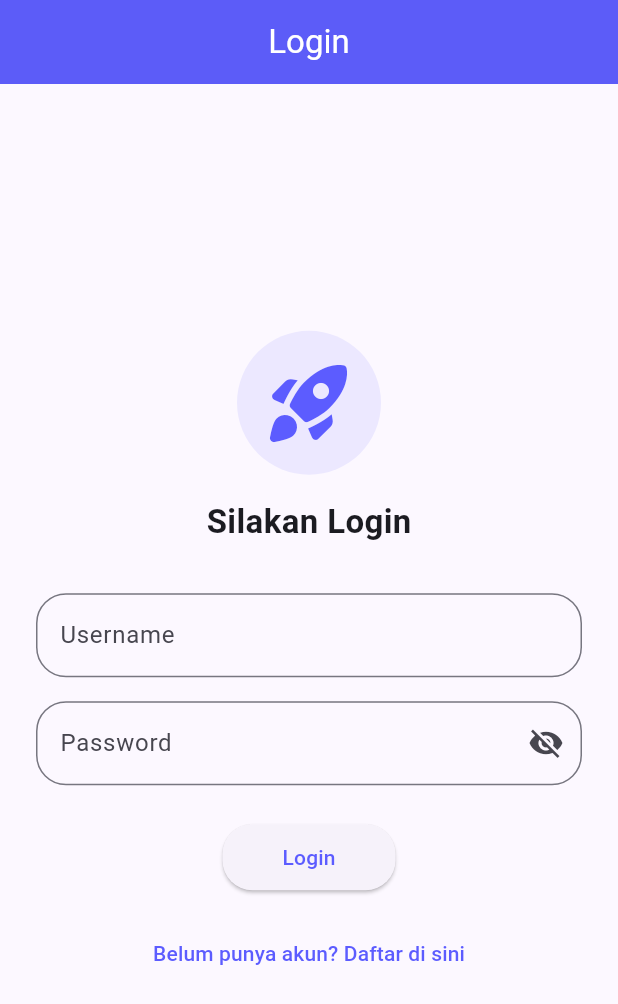
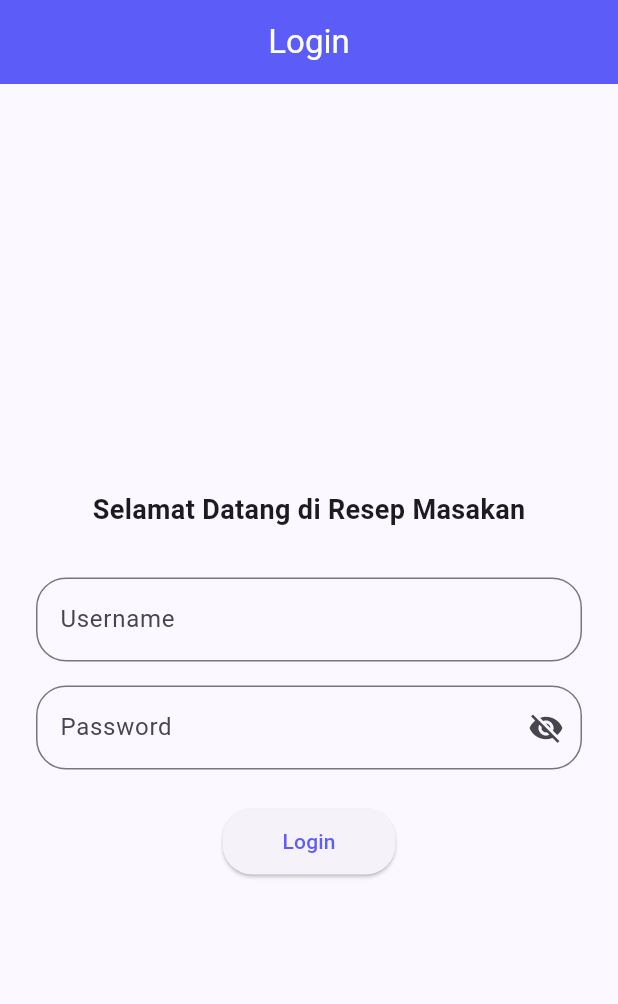
Before and after one commit to salsabilayrrr/124240109_ResponsiMobile_SI-E, a Flutter app: the screen it shows after launch, on a phone screen of 412 x 824 dp. Shown: the top 1004 px of the screen. Run offline on Flutter 3.47's test engine with Material 3 defaults, Android fonts, the phone set to English and light mode, and no system bars; our stand-ins replace shared_preferences.

Commit message:
Fix Responsi

```diff
--- a/responsi/lib/pages/favorite_page.dart
+++ b/responsi/lib/pages/favorite_page.dart
@@ -262,7 +262,7 @@ class _FavoritePageState extends State<FavoritePage> {
                     subtitle: Padding(
                       padding: const EdgeInsets.only(top: 6),
                       child: Text(
-                        '${item.author} • [${item.category.toUpperCase()}]',
+                        '${item.author} • ${item.publishedAt}',
                         style: TextStyle(
                           color: Colors.grey.shade600,
                           fontSize: 12,
@@ -271,10 +271,10 @@ class _FavoritePageState extends State<FavoritePage> {
                       ),
                     ),
 
-                    // 4. Ikon Sampah di sebelah kanan (Trailing) untuk menghapus
+                    // 4. Ikon favorite di sebelah kanan (Trailing) untuk menghapus
                     trailing: IconButton(
                       icon: const Icon(
-                        Icons.delete_outline,
+                        Icons.favorite,
                         color: Colors.red,
                       ),
                       tooltip: 'Hapus dari Favorit',
--- a/responsi/lib/pages/login_page.dart
+++ b/responsi/lib/pages/login_page.dart
@@ -90,24 +90,24 @@ class _LoginPageState extends State<LoginPage> {
               // Ganti Icon(Icons.xxx) sesuai tema soal (misal Icons.movie, Icons.tv, Icons.fastfood).
               Container(
                 padding: const EdgeInsets.all(16),
-                decoration: BoxDecoration(
-                  color: const Color(0xFF5C5CFF).withOpacity(0.1),
-                  shape: BoxShape.circle,
-                ),
-                child: const Icon(
-                  Icons.rocket_launch_rounded, // Ganti Icon sesuai tema, misal Icons.movie, Icons.tv, dll
-                  size: 64,
-                  color: Color(0xFF5C5CFF),
-                ),
+                // decoration: BoxDecoration(
+                //   color: const Color(0xFF5C5CFF).withOpacity(0.1),
+                //   shape: BoxShape.circle,
+                // ),
+                // child: const Icon(
+                //   Icons.rocket_launch_rounded, // Ganti Icon sesuai tema, misal Icons.movie, Icons.tv, dll
+                //   size: 64,
+                //   color: Color(0xFF5C5CFF),
+                // ),
               ),
               const SizedBox(height: 16),
               // =====================================================================================
 
               // Judul Halaman
               const Text(
-                'Silakan Login',
+                'Selamat Datang di Resep Masakan',
                 style: TextStyle(
-                  fontSize: 22,
+                  fontSize: 18,
                   fontWeight: FontWeight.bold,
                 ),
               ),
@@ -164,20 +164,20 @@ class _LoginPageState extends State<LoginPage> {
               const SizedBox(height: 16),
 
               // Tombol Teks Pindah ke Halaman Register
-              TextButton(
-                onPressed: () {
-                  Navigator.push(
-                    context,
-                    MaterialPageRoute(
-                      builder: (context) => const RegisterPage(),
-                    ),
-                  );
-                },
-                child: const Text(
-                  'Belum punya akun? Daftar di sini',
-                  style: TextStyle(color: Color(0xFF5C5CFF)),
-                ),
-              ),
+              // TextButton(
+              //   onPressed: () {
+              //     Navigator.push(
+              //       context,
+              //       MaterialPageRoute(
+              //         builder: (context) => const RegisterPage(),
+              //       ),
+              //     );
+              //   },
+              //   // child: const Text(
+              //   //   'Belum punya akun? Daftar di sini',
+              //   //   style: TextStyle(color: Color(0xFF5C5CFF)),
+              //   // ),
+              // ),
             ],
           ),
         ),
```
Also changed, not shown: responsi/lib/pages/detail_page.dart (+13 -9 lines).
